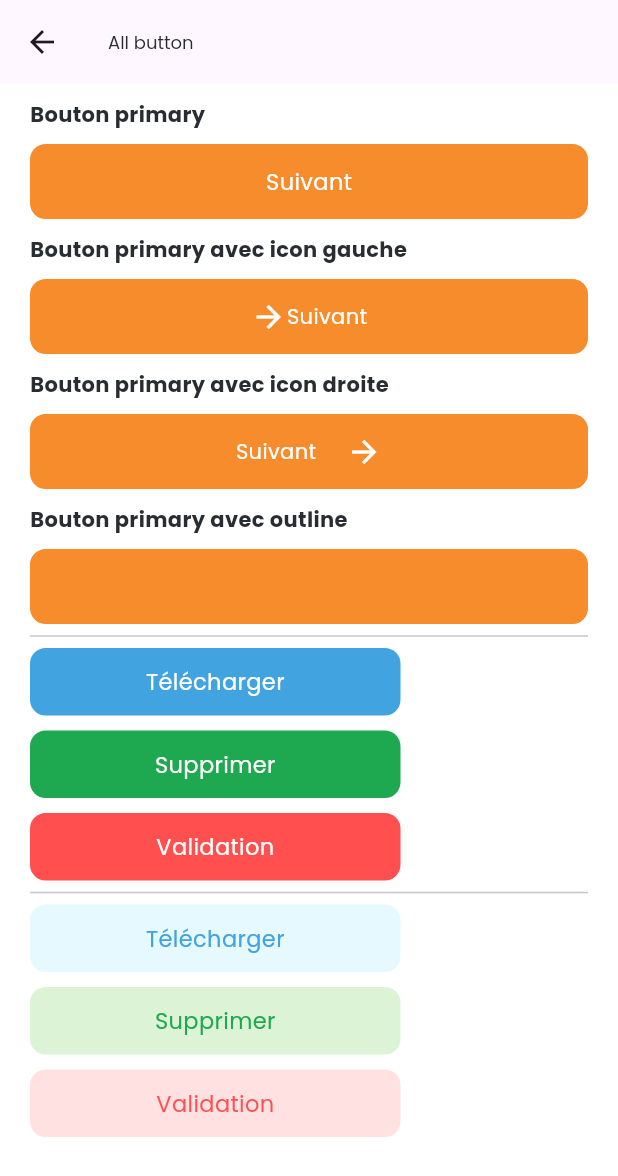
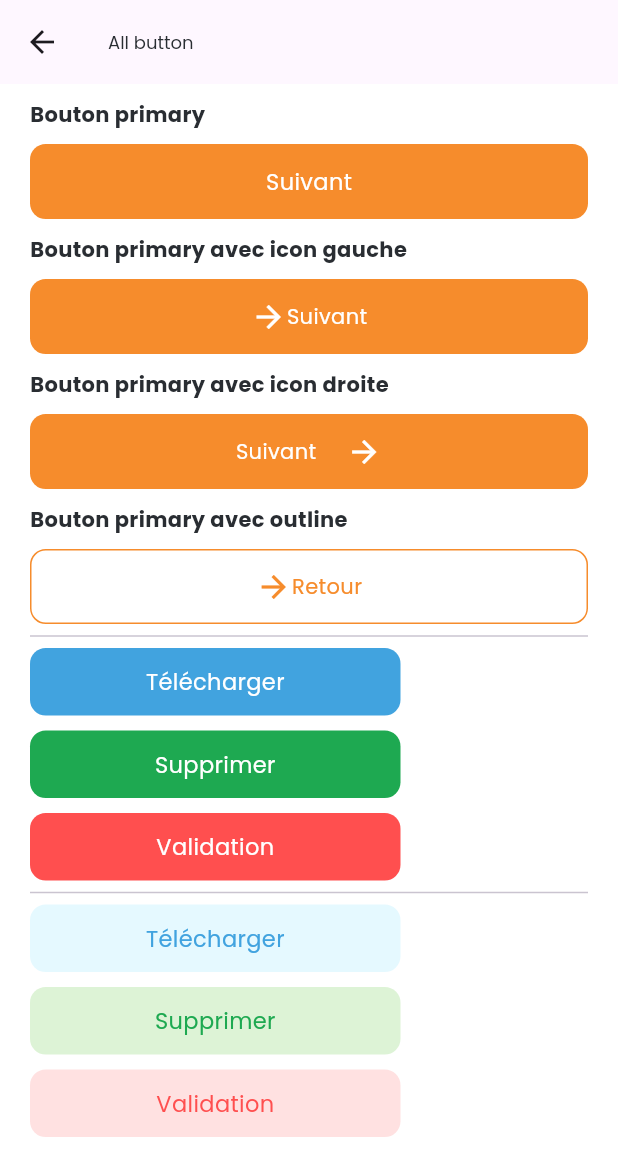
Before and after one commit to Edukever/schoolap-mobile-ui, a Flutter app: the ButtonPage screen opened directly, on a phone screen of 412 x 824 dp. Shown: the top 1176 px of the screen. Run offline on Flutter 3.47's test engine with Material 3 defaults, Android fonts, the phone set to English and light mode, and no system bars; drawn by our look-alikes of auto_size_text; our stand-ins replace dropdown_button2, equatable, flutter_form_builder, flutter_svg, lottie, popover.

Commit message:
fix : background color on outline decoration oulined

```diff
--- a/lib/src/widgets/app_button/sp_button_primary.dart
+++ b/lib/src/widgets/app_button/sp_button_primary.dart
@@ -124,8 +124,7 @@ class SPButtonPrimary<T> extends StatelessWidget {
         );
       case DecorationState.outline:
         return BoxDecoration(
-          color: backgroundColor ?? const Color(0xFFF68C2C),
-
+          color: backgroundColor,
           borderRadius: BorderRadius.circular(10.52),
           border: Border.all(
             color: outlineBorderColor ?? const Color(0xFFF68C2C),
```
